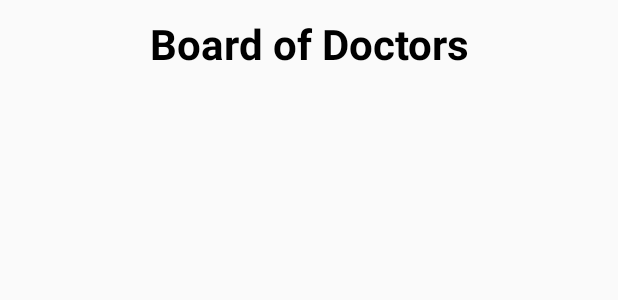
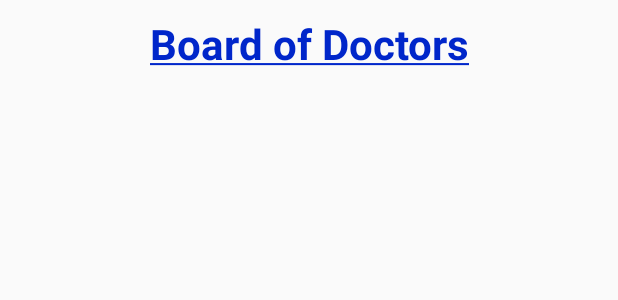
Before and after one commit to byteShaft/doosra-opinion, an Android app: the layout activity_bod.xml on its own in the app's theme, with its tools: preview values and no code run, on a phone screen of 412 x 824 dp. Shown: the top 300 px of the screen. Run offline under Robolectric (Android 15) with nearby library versions, the phone set to English and light mode, and no system bars.

Commit message:
make title color and button text accordingly

```diff
--- a/app/src/main/java/com/byteshaft/doosra/AboutUs.java
+++ b/app/src/main/java/com/byteshaft/doosra/AboutUs.java
@@ -27,7 +27,7 @@ public class AboutUs extends Activity {
         tvAboutUs = (findViewById(R.id.title_about_us));
 
         aboutUsText.setTypeface(AppGlobals.typeface);
-        aboutUsText.setTypeface(AppGlobals.typeface);
+        tvAboutUs.setTypeface(AppGlobals.typeface);
 
         aboutUsText.setMovementMethod(new ScrollingMovementMethod());
         request = new HttpRequest(getApplicationContext());
--- a/app/src/main/res/layout/activity_about_us.xml
+++ b/app/src/main/res/layout/activity_about_us.xml
@@ -12,8 +12,8 @@
         android:layout_height="wrap_content"
         android:layout_marginTop="10dp"
         android:gravity="center"
-        android:text="About Us"
-        android:textColor="@android:color/black"
+        android:text="@string/about_us"
+        android:textColor="@color/text_color"
         android:textSize="28sp"
         android:textStyle="bold" />
 
--- a/app/src/main/res/layout/activity_bod.xml
+++ b/app/src/main/res/layout/activity_bod.xml
@@ -12,8 +12,8 @@
         android:layout_height="wrap_content"
         android:layout_marginTop="10dp"
         android:gravity="center"
-        android:text="Board of Doctors"
-        android:textColor="@android:color/black"
+        android:text="@string/board_of_doctors"
+        android:textColor="@color/text_color"
         android:textSize="28sp"
         android:textStyle="bold" />
 
--- a/app/src/main/res/layout/activity_how_it_works.xml
+++ b/app/src/main/res/layout/activity_how_it_works.xml
@@ -11,8 +11,8 @@
         android:layout_height="wrap_content"
         android:layout_marginTop="10dp"
         android:gravity="center"
-        android:text="How It Works"
-        android:textColor="@android:color/black"
+        android:text="@string/how_it_works"
+        android:textColor="@color/text_color"
         android:textSize="28sp"
         android:textStyle="bold" />
 
--- a/app/src/main/res/layout/fragment_dashboard.xml
+++ b/app/src/main/res/layout/fragment_dashboard.xml
@@ -104,7 +104,7 @@
                 android:text="Get a Second opinion"
                 android:textAllCaps="false"
                 android:textColor="@android:color/white"
-                android:textSize="12sp"
+                android:textSize="18sp"
                 android:textStyle="bold" />
         </LinearLayout>
 
--- a/app/src/main/res/values/strings.xml
+++ b/app/src/main/res/values/strings.xml
@@ -60,4 +60,7 @@
 
     <string name="action_settings">Settings</string>
     <string name="edit_save">Edit/Save</string>
+    <string name="how_it_works"><u>How It Works</u></string>
+    <string name="about_us"><u>About Us</u></string>
+    <string name="board_of_doctors"><u>Board of Doctors</u></string>
 </resources>
```
